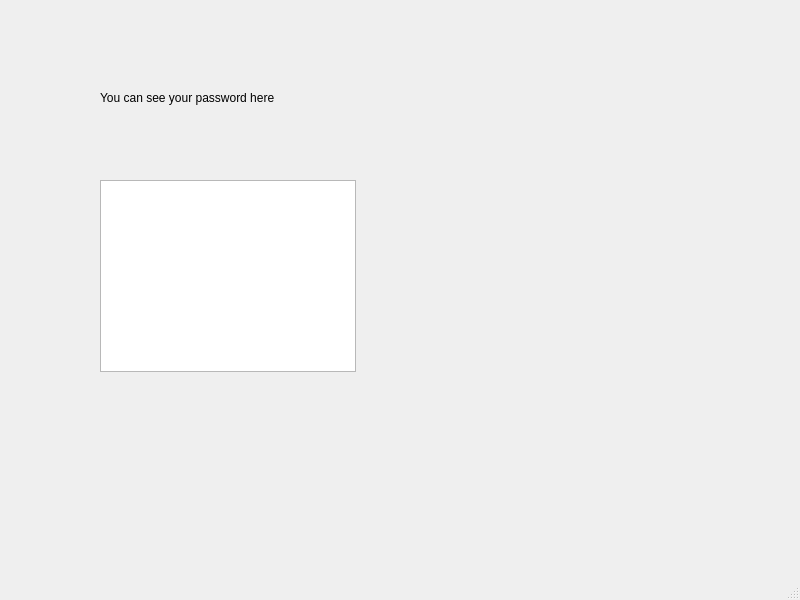
Old version of the form QT/Crack/research.ui in the repository jasonjamet/CrackPass.
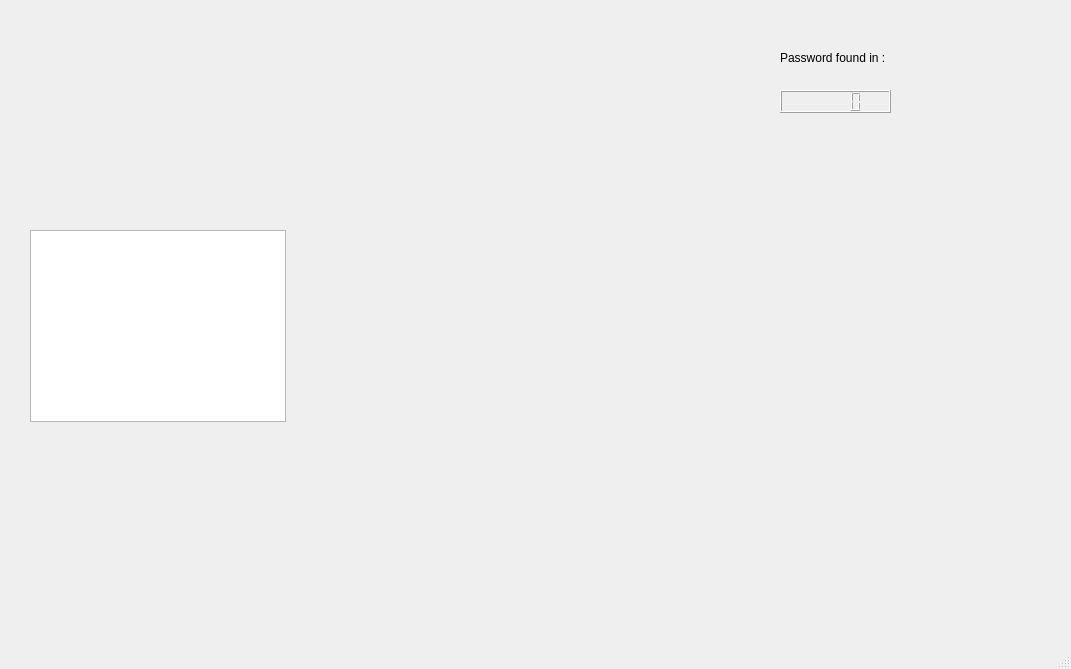
New version of the form.

Patch:
```diff
--- a/QT/Crack/research.ui
+++ b/QT/Crack/research.ui
@@ -6,8 +6,8 @@
    <rect>
     <x>0</x>
     <y>0</y>
-    <width>800</width>
-    <height>600</height>
+    <width>1071</width>
+    <height>669</height>
    </rect>
   </property>
   <property name="windowTitle">
@@ -17,26 +17,49 @@
    <widget class="QLabel" name="label">
     <property name="geometry">
      <rect>
-      <x>100</x>
-      <y>90</y>
-      <width>221</width>
+      <x>350</x>
+      <y>110</y>
+      <width>241</width>
       <height>16</height>
      </rect>
     </property>
     <property name="text">
-     <string>You can see your password here</string>
+     <string/>
     </property>
    </widget>
-   <widget class="QListWidget" name="listWidget">
+   <widget class="QListView" name="listView">
     <property name="geometry">
      <rect>
-      <x>100</x>
-      <y>180</y>
+      <x>30</x>
+      <y>230</y>
       <width>256</width>
       <height>192</height>
      </rect>
     </property>
    </widget>
+   <widget class="QLCDNumber" name="lcdNumber">
+    <property name="geometry">
+     <rect>
+      <x>780</x>
+      <y>90</y>
+      <width>111</width>
+      <height>23</height>
+     </rect>
+    </property>
+   </widget>
+   <widget class="QLabel" name="label_2">
+    <property name="geometry">
+     <rect>
+      <x>780</x>
+      <y>50</y>
+      <width>131</width>
+      <height>16</height>
+     </rect>
+    </property>
+    <property name="text">
+     <string>Password found in :</string>
+    </property>
+   </widget>
   </widget>
   <widget class="QMenuBar" name="menubar">
    <property name="geometry">
```
Left out of the diff: 2 changed lines with no effect on the pictures.
